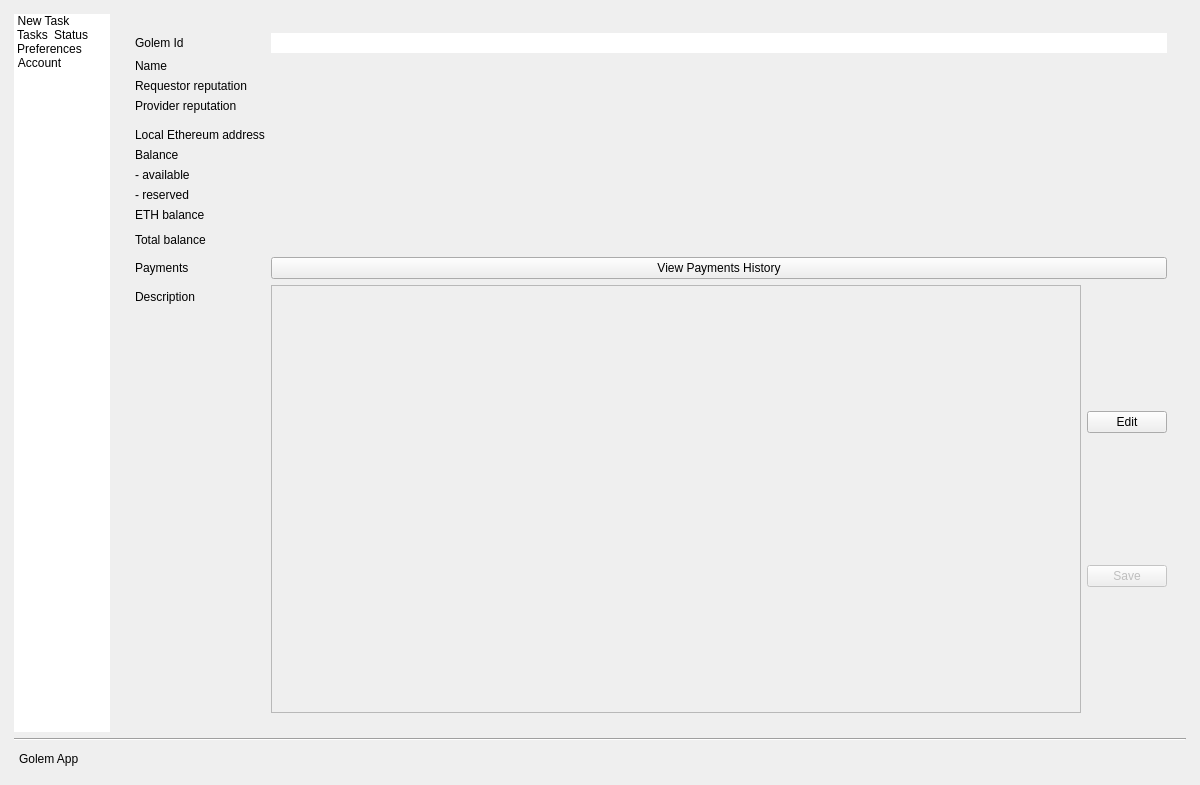
First picture: the form in gui/view/AppMainWindow.ui, repository golemfactory/clay, before the edit.
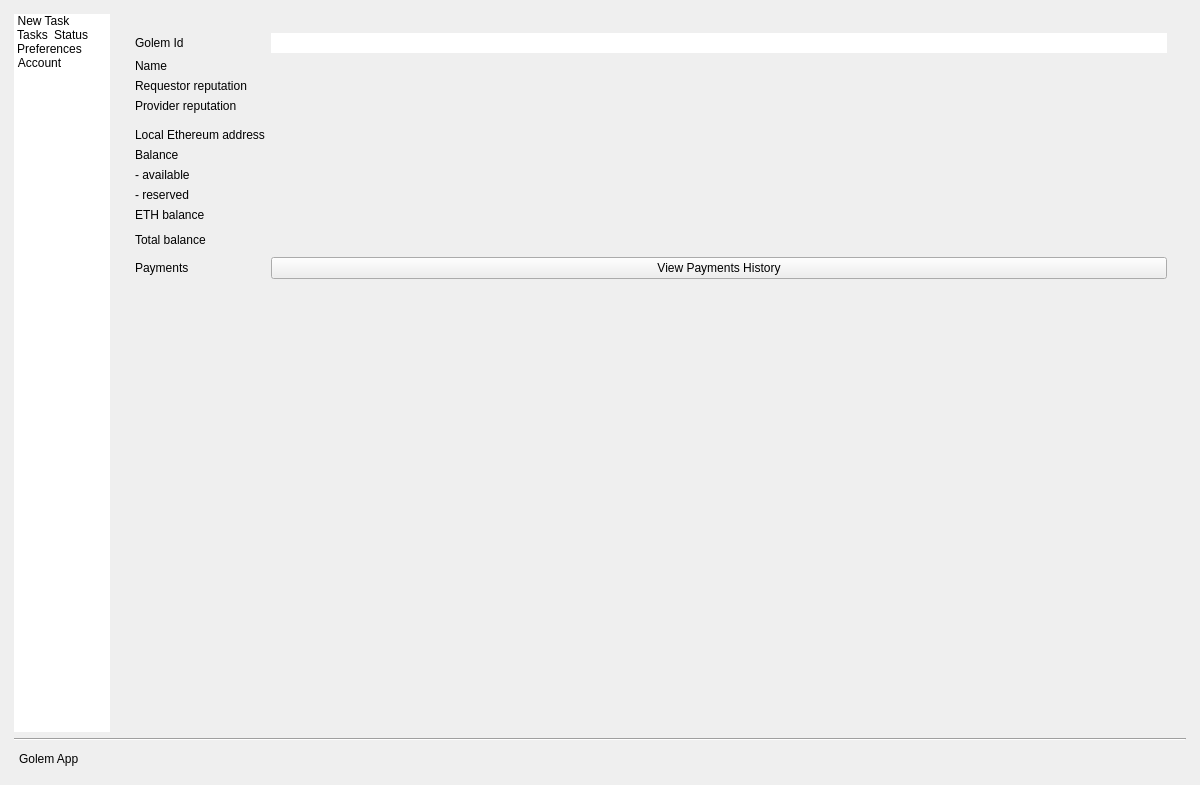
Second picture: the form after the edit. The open tabs and pages were chosen to show the change. Icons and pictures are not drawn.

Commit message: Removed description box in Accounts section and associated code

What changed in the file:
```diff
--- a/gui/view/AppMainWindow.ui
+++ b/gui/view/AppMainWindow.ui
@@ -2751,51 +2751,6 @@
                 </property>
                </widget>
               </item>
-              <item row="13" column="0">
-               <widget class="QLabel" name="descriptionLabel">
-                <property name="toolTip">
-                 <string>Additional description of your node that you can send with Golem Stats</string>
-                </property>
-                <property name="text">
-                 <string>Description</string>
-                </property>
-               </widget>
-              </item>
-              <item row="13" column="1">
-               <layout class="QHBoxLayout" name="horizontalLayout_26">
-                <item>
-                 <widget class="QPlainTextEdit" name="descriptionTextEdit">
-                  <property name="enabled">
-                   <bool>false</bool>
-                  </property>
-                 </widget>
-                </item>
-                <item>
-                 <layout class="QVBoxLayout" name="verticalLayout_6">
-                  <item>
-                   <widget class="QPushButton" name="editDescriptionButton">
-                    <property name="enabled">
-                     <bool>true</bool>
-                    </property>
-                    <property name="text">
-                     <string>Edit</string>
-                    </property>
-                   </widget>
-                  </item>
-                  <item>
-                   <widget class="QPushButton" name="saveDescriptionButton">
-                    <property name="enabled">
-                     <bool>false</bool>
-                    </property>
-                    <property name="text">
-                     <string>Save</string>
-                    </property>
-                   </widget>
-                  </item>
-                 </layout>
-                </item>
-               </layout>
-              </item>
              </layout>
             </item>
            </layout>
```
The commit also changes 14 other files.
